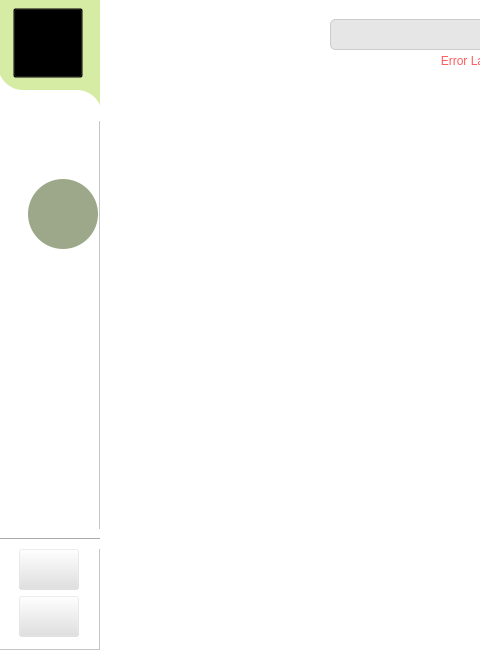
Qt form SocialNetwork/mainwindow.ui (amir-h-A-0001/DS-SocialNetwork) before a commit; both pictures show x 0 to 480 and y 0 to 650 of the 994 by 650 pixel window.
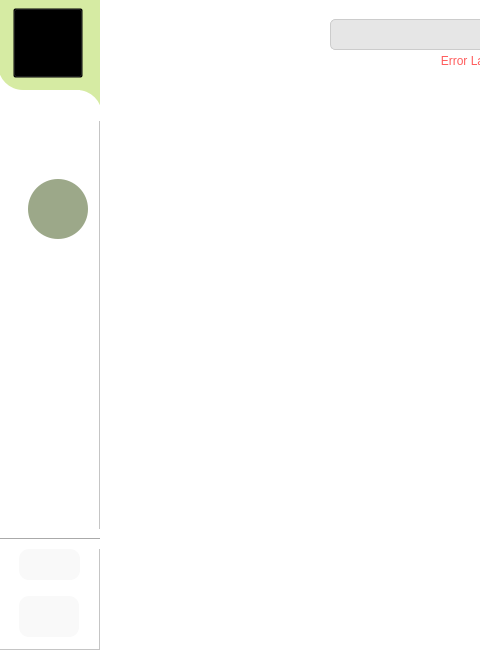
The same form after that commit. Icons and pictures are not drawn.

The edit to the form file:
```diff
--- a/SocialNetwork/mainwindow.ui
+++ b/SocialNetwork/mainwindow.ui
@@ -111,8 +111,8 @@
           </property>
           <property name="minimumSize">
            <size>
-            <width>70</width>
-            <height>70</height>
+            <width>60</width>
+            <height>60</height>
            </size>
           </property>
           <property name="baseSize">
@@ -123,7 +123,8 @@
           </property>
           <property name="styleSheet">
            <string notr="true">background-color: rgb(156, 168, 137);
-border-radius:35px;</string>
+border-radius:30px;
+image: url(:/icons/search icon.png);</string>
           </property>
           <property name="text">
            <string/>
@@ -158,6 +159,8 @@
      </property>
      <property name="styleSheet">
       <string notr="true">background-color: rgba(225, 225, 225,50);
+image: url(:/icons/out.png);
+border-radius:10px;
 </string>
      </property>
      <property name="text">
@@ -169,13 +172,14 @@
       <rect>
        <x>20</x>
        <y>550</y>
-       <width>60</width>
-       <height>41</height>
+       <width>61</width>
+       <height>31</height>
       </rect>
      </property>
      <property name="styleSheet">
       <string notr="true">background-color: rgba(225, 225, 225,50);
-</string>
+image: url(:/icons/envelope.png);
+border-radius:10px;</string>
      </property>
      <property name="text">
       <string/>
```
